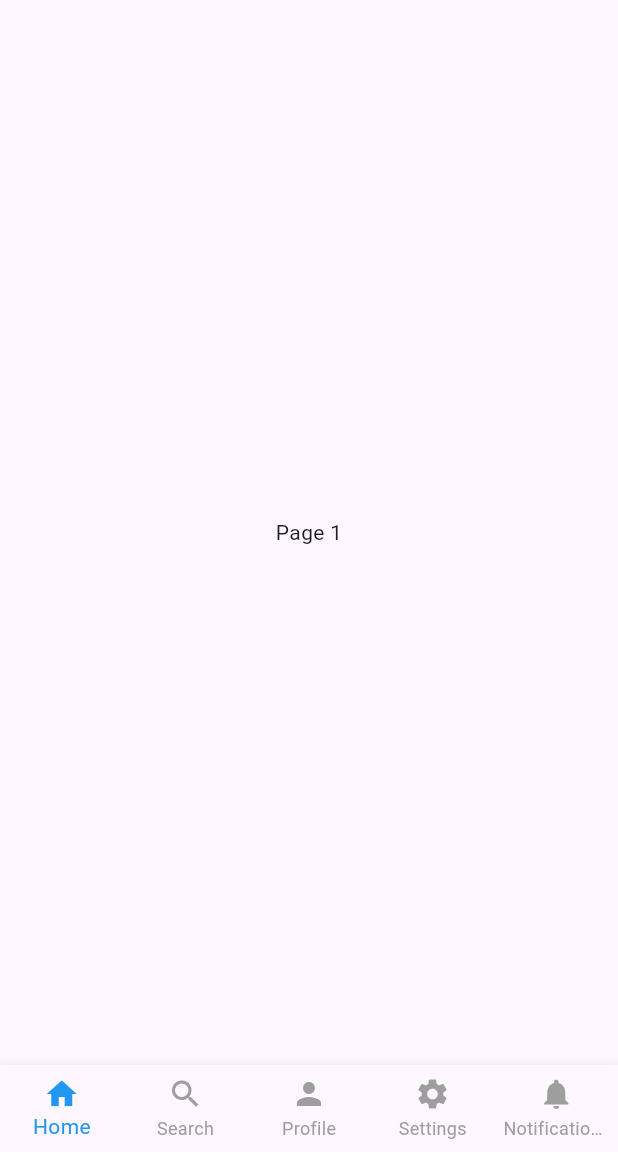
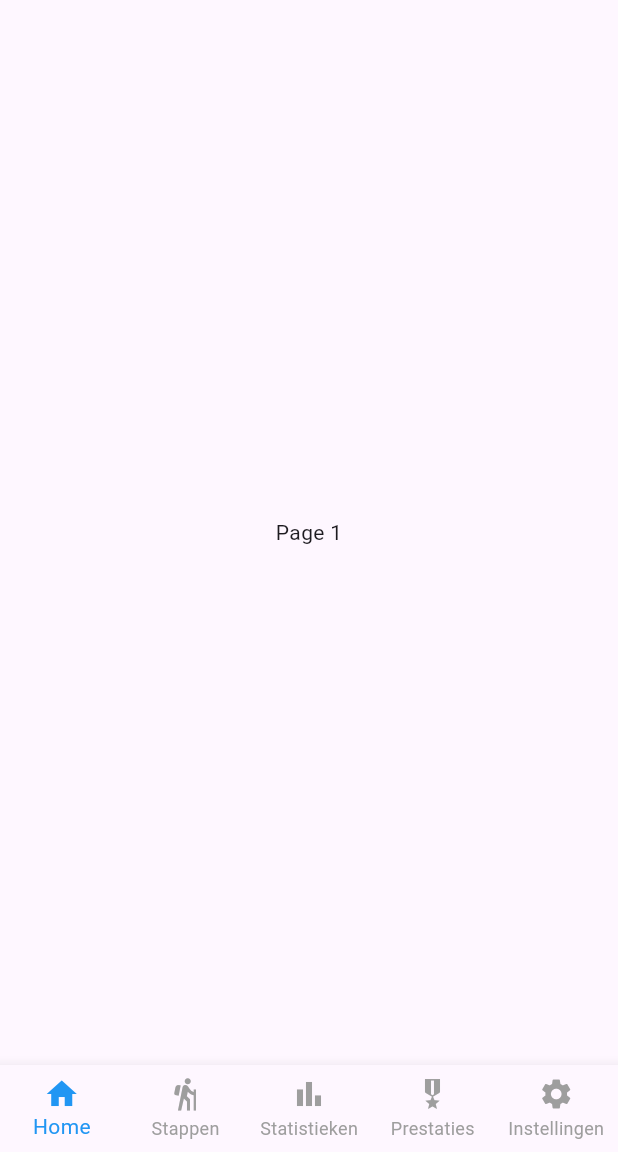
Before and after one commit to Niozk/telze-project, a Flutter app: the screen it shows after launch, on a phone screen of 412 x 824 dp, the part 84-1236 px from its top. Run offline on Flutter 3.47's test engine with Material 3 defaults, Android fonts, the light colour scheme and no system bars.

Commit message:
Nav fully functional

```diff
--- a/lib/main.dart
+++ b/lib/main.dart
@@ -1,5 +1,5 @@
 import 'package:flutter/material.dart';
-import 'package:telze/telze_home_page.dart';
+import 'package:telze/pages/telze_home_page.dart';
 
 void main() {
   runApp(const TelzeApp());
--- a/lib/telze_home_page.dart
+++ b/lib/pages/telze_home_page.dart
@@ -14,7 +14,7 @@ class _TelzeHomePageState extends State<TelzeHomePage> {
   static const List<Widget> _pages = <Widget>[
     Center(child: Text('Page 1')),
     Center(child: Text('Page 2')),
-    Center(child: Text('Page 3')),
+    Center(child: Text('Page 333')),
     Center(child: Text('Page 4')),
     Center(child: Text('Page 5')),
   ];
@@ -58,20 +58,20 @@ class _TelzeHomePageState extends State<TelzeHomePage> {
             label: 'Home',
           ),
           BottomNavigationBarItem(
-            icon: Icon(Icons.search),
-            label: 'Search',
+            icon: Icon(Icons.hiking),
+            label: 'Stappen',
           ),
           BottomNavigationBarItem(
-            icon: Icon(Icons.person),
-            label: 'Profile',
+            icon: Icon(Icons.bar_chart),
+            label: 'Statistieken',
+          ),
+          BottomNavigationBarItem(
+            icon: Icon(Icons.military_tech),
+            label: 'Prestaties',
           ),
           BottomNavigationBarItem(
             icon: Icon(Icons.settings),
-            label: 'Settings',
-          ),
-          BottomNavigationBarItem(
-            icon: Icon(Icons.notifications),
-            label: 'Notifications',
+            label: 'Instellingen',
           ),
         ],
       ),
```
